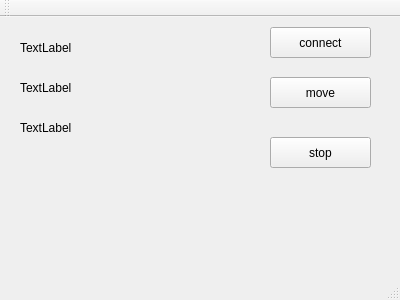
Above: robot_demo/mainwindow.ui from MiroslavKohut/IroboCreate_project before the change. Below: the same form after it.
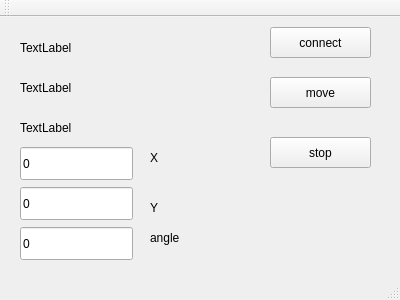
That is the form after the change.

What changed in the file:
```diff
--- a/robot_demo/mainwindow.ui
+++ b/robot_demo/mainwindow.ui
@@ -92,6 +92,84 @@
      <string>stop</string>
     </property>
    </widget>
+   <widget class="QLineEdit" name="lineEdit">
+    <property name="geometry">
+     <rect>
+      <x>20</x>
+      <y>130</y>
+      <width>113</width>
+      <height>33</height>
+     </rect>
+    </property>
+    <property name="text">
+     <string>0</string>
+    </property>
+   </widget>
+   <widget class="QLineEdit" name="lineEdit_2">
+    <property name="geometry">
+     <rect>
+      <x>20</x>
+      <y>170</y>
+      <width>113</width>
+      <height>33</height>
+     </rect>
+    </property>
+    <property name="text">
+     <string>0</string>
+    </property>
+   </widget>
+   <widget class="QLineEdit" name="lineEdit_3">
+    <property name="geometry">
+     <rect>
+      <x>20</x>
+      <y>210</y>
+      <width>113</width>
+      <height>33</height>
+     </rect>
+    </property>
+    <property name="text">
+     <string>0</string>
+    </property>
+   </widget>
+   <widget class="QLabel" name="label_2">
+    <property name="geometry">
+     <rect>
+      <x>150</x>
+      <y>130</y>
+      <width>68</width>
+      <height>21</height>
+     </rect>
+    </property>
+    <property name="text">
+     <string>X</string>
+    </property>
+   </widget>
+   <widget class="QLabel" name="label_3">
+    <property name="geometry">
+     <rect>
+      <x>150</x>
+      <y>180</y>
+      <width>68</width>
+      <height>21</height>
+     </rect>
+    </property>
+    <property name="text">
+     <string>Y</string>
+    </property>
+   </widget>
+   <widget class="QLabel" name="label_4">
+    <property name="geometry">
+     <rect>
+      <x>150</x>
+      <y>210</y>
+      <width>68</width>
+      <height>21</height>
+     </rect>
+    </property>
+    <property name="text">
+     <string>angle</string>
+    </property>
+   </widget>
   </widget>
   <widget class="QMenuBar" name="menuBar">
    <property name="geometry">
```
